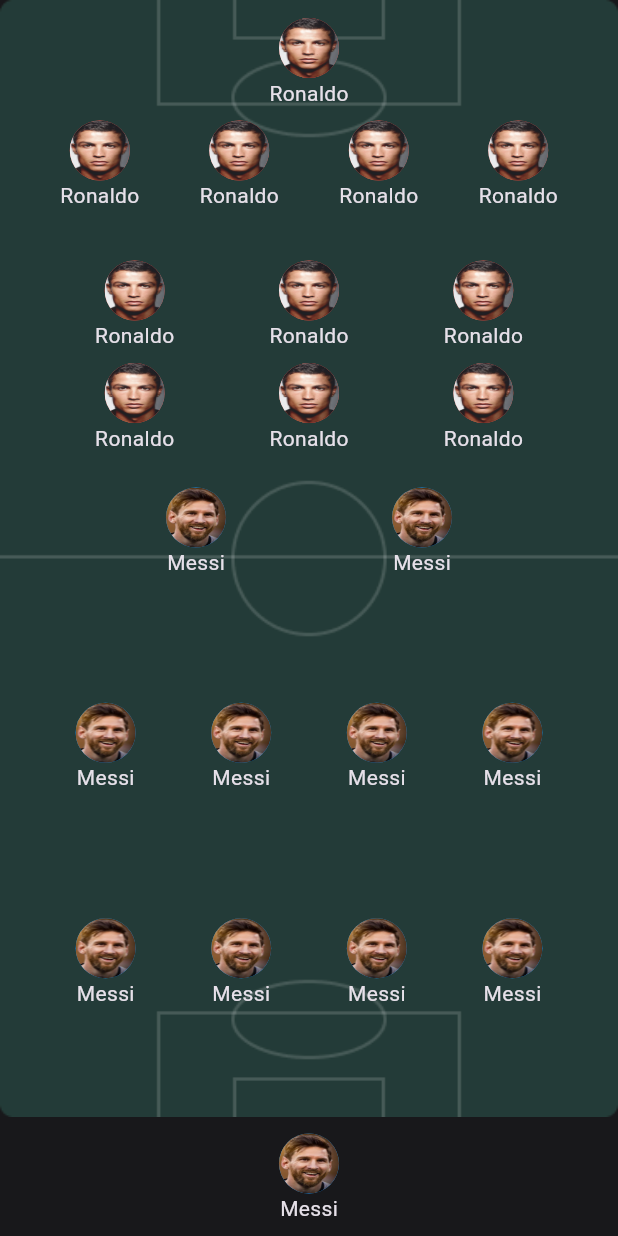
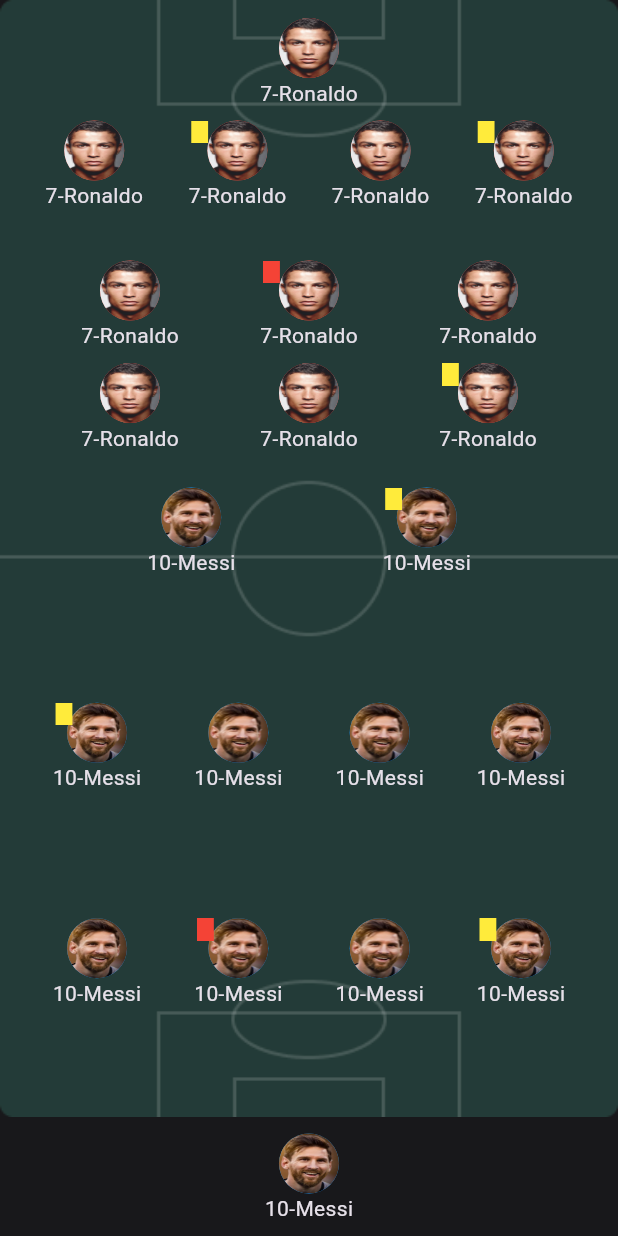
Before and after one commit to MoatazTabl/SwiftGoal, a Flutter app: the LineUpsTab widget shown alone on an empty page, opened directly, on a phone screen of 412 x 824 dp. Run offline on Flutter 3.47's test engine with Material 3 defaults, Android fonts, the light colour scheme and no system bars; our stand-ins replace flutter_screenutil, go_router, google_fonts.

Commit message:
red cards and yellow cards added

```diff
--- a/lib/feature/match_details/presentation/view/widgets/lineups_tab.dart
+++ b/lib/feature/match_details/presentation/view/widgets/lineups_tab.dart
@@ -15,7 +15,7 @@ class LineUpsTab extends StatelessWidget {
           width: double.infinity,
           fit: BoxFit.fill,
         ),
-         Column(
+        Column(
           children: [
             const Padding(
               padding: EdgeInsets.only(top: 12),
@@ -30,9 +30,9 @@ class LineUpsTab extends StatelessWidget {
               mainAxisAlignment: MainAxisAlignment.spaceEvenly,
               children: [
                 TeamOnePlayer(),
+                TeamOnePlayer(yellowCard: true),
                 TeamOnePlayer(),
-                TeamOnePlayer(),
-                TeamOnePlayer(),
+                TeamOnePlayer(yellowCard: true),
               ],
             ),
             const Padding(
@@ -41,7 +41,7 @@ class LineUpsTab extends StatelessWidget {
                 mainAxisAlignment: MainAxisAlignment.spaceEvenly,
                 children: [
                   TeamOnePlayer(),
-                  TeamOnePlayer(),
+                  TeamOnePlayer(redCard: true),
                   TeamOnePlayer(),
                 ],
               ),
@@ -51,22 +51,24 @@ class LineUpsTab extends StatelessWidget {
               children: [
                 TeamOnePlayer(),
                 TeamOnePlayer(),
-                TeamOnePlayer(),
+                TeamOnePlayer(yellowCard: true),
               ],
             ),
-            SizedBox(height: 15.h,),
+            SizedBox(
+              height: 15.h,
+            ),
             const Row(
               mainAxisAlignment: MainAxisAlignment.spaceEvenly,
               children: [
                 TeamTwoPlayer(),
-                TeamTwoPlayer(),
+                TeamTwoPlayer(yellowCard: true),
               ],
             ),
             const Spacer(),
             const Row(
               mainAxisAlignment: MainAxisAlignment.spaceEvenly,
               children: [
-                TeamTwoPlayer(),
+                TeamTwoPlayer(yellowCard: true),
                 TeamTwoPlayer(),
                 TeamTwoPlayer(),
                 TeamTwoPlayer(),
@@ -77,13 +79,18 @@ class LineUpsTab extends StatelessWidget {
               mainAxisAlignment: MainAxisAlignment.spaceEvenly,
               children: [
                 TeamTwoPlayer(),
+                TeamTwoPlayer(redCard: true),
                 TeamTwoPlayer(),
-                TeamTwoPlayer(),
-                TeamTwoPlayer(),
+                TeamTwoPlayer(yellowCard: true),
               ],
             ),
             const Spacer(),
-            const TeamTwoPlayer()
+            const Row(
+              mainAxisAlignment: MainAxisAlignment.center,
+              children: [
+                TeamTwoPlayer(),
+              ],
+            )
           ],
         ),
       ],
--- a/lib/feature/match_details/presentation/view/widgets/team_one_player.dart
+++ b/lib/feature/match_details/presentation/view/widgets/team_one_player.dart
@@ -3,22 +3,45 @@ import 'package:flutter_screenutil/flutter_screenutil.dart';
 import 'package:swift_goal/core/app_theme.dart';
 
 class TeamOnePlayer extends StatelessWidget {
-  const TeamOnePlayer({Key? key}) : super(key: key);
+  final bool yellowCard;
+
+  final bool redCard;
+
+  const TeamOnePlayer(
+      {super.key, this.yellowCard = false, this.redCard = false});
 
   @override
   Widget build(BuildContext context) {
-    return  Container(
+    return Stack(children: [
+      SizedBox(
         height: 70.h,
         child: Column(
           children: [
             Container(
-            decoration: BoxDecoration(image: const DecorationImage(image: AssetImage("assets/images/ronaldo.webp",),fit: BoxFit.fill),color: AppThemes.coral500, borderRadius:BorderRadius.circular(50)),
+              decoration: BoxDecoration(
+                  image: const DecorationImage(
+                      image: AssetImage(
+                        "assets/images/ronaldo.webp",
+                      ),
+                      fit: BoxFit.fill),
+                  color: AppThemes.coral500,
+                  borderRadius: BorderRadius.circular(50)),
               width: 40,
               height: 40,
             ),
-          const Text("Ronaldo"),
+            const Text("7-Ronaldo"),
           ],
         ),
-    );
+      ),
+      yellowCard | redCard
+          ? ImageIcon(
+              size: 15,
+              AssetImage(yellowCard
+                  ? "assets/images/match_details_icons/yellow_card_icon.png"
+                  : "assets/images/match_details_icons/red_card_icon.png"),
+              color: yellowCard ? Colors.yellow : Colors.red,
+            )
+          : Container(),
+    ]);
   }
 }
--- a/lib/feature/match_details/presentation/view/widgets/team_two_player.dart
+++ b/lib/feature/match_details/presentation/view/widgets/team_two_player.dart
@@ -2,11 +2,18 @@ import 'package:flutter/material.dart';
 import 'package:flutter_screenutil/flutter_screenutil.dart';
 
 class TeamTwoPlayer extends StatelessWidget {
-  const TeamTwoPlayer({Key? key}) : super(key: key);
+  final bool yellowCard;
+
+  final bool redCard;
+
+  const TeamTwoPlayer(
+      {super.key, this.yellowCard = false, this.redCard = false});
 
   @override
   Widget build(BuildContext context) {
-    return Container(
+    return Stack(
+      children: [
+        SizedBox(
           height: 70.h,
           child: Column(
             children: [
@@ -20,9 +27,20 @@ class TeamTwoPlayer extends StatelessWidget {
                 width: 40,
                 height: 40,
               ),
-          const Text("Messi"),
+              const Text("10-Messi"),
             ],
           ),
+        ),
+        yellowCard | redCard
+            ? ImageIcon(
+                size: 15,
+                AssetImage(yellowCard
+                    ? "assets/images/match_details_icons/yellow_card_icon.png"
+                    : "assets/images/match_details_icons/red_card_icon.png"),
+                color: yellowCard ? Colors.yellow : Colors.red,
+              )
+            : Container(),
+      ],
     );
   }
 }
```
Lines whose indentation alone changed are shown as unchanged.
